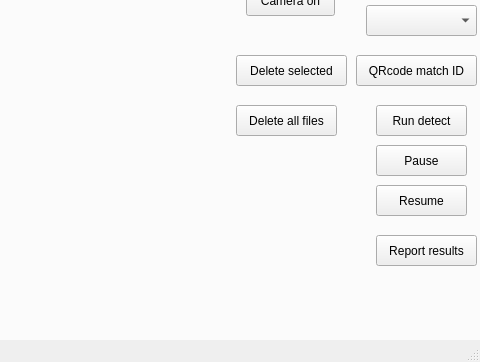
Above: coviddetector.ui from KornbotDevUltimatorKraton/Gui_rpi_covid_detector before the change; both pictures show x 316 to 796 and y 171 to 533 of the 796 by 533 pixel window. Below: the same form after it.
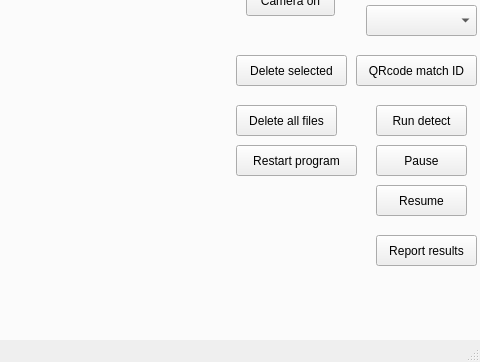
That is the form after the change.

What changed in the file:
```diff
--- a/coviddetector.ui
+++ b/coviddetector.ui
@@ -278,6 +278,19 @@
        <string>Resume</string>
       </property>
      </widget>
+     <widget class="QPushButton" name="pushButton_20">
+      <property name="geometry">
+       <rect>
+        <x>550</x>
+        <y>290</y>
+        <width>121</width>
+        <height>31</height>
+       </rect>
+      </property>
+      <property name="text">
+       <string>Restart program</string>
+      </property>
+     </widget>
     </widget>
     <widget class="QWidget" name="tab1">
      <attribute name="title">
```
